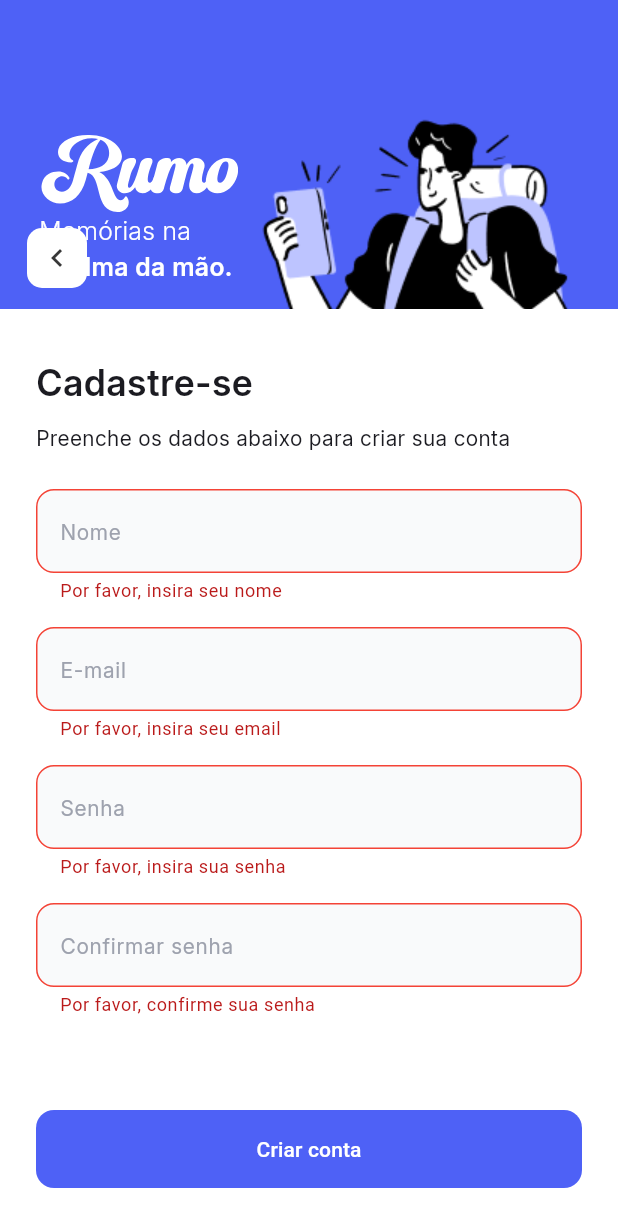
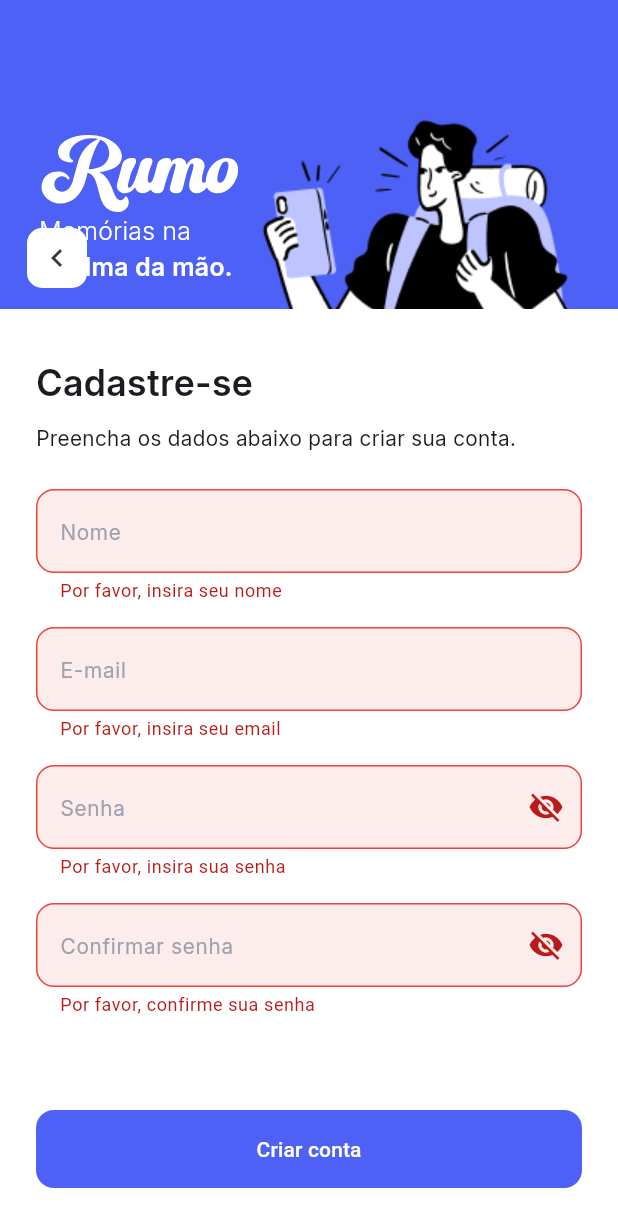
Before and after one commit to laisvarela/rumo, a Flutter app: the CreateAccountScreen screen opened by its route, after a tap on "Criar conta", on a phone screen of 412 x 824 dp. Shown: the top 1227 px of the screen. Run offline on Flutter 3.47's test engine with Material 3 defaults, Android fonts, the light colour scheme and no system bars; our stand-ins replace cloud_firestore, firebase_auth, firebase_core, flutter_svg; accounts and stored records are empty.

Commit message:
feat: Integrate Firebase Authentication and Firestore
- Added Firebase configuration to the Android project.
- Created google-services.json for Firebase setup.
- Implemented AuthRepository for user authentication and Firestore integration.
- Updated CreateAccountScreen and LoginScreen to use AuthRepository for account creation and login.
- Added ProfileScreen and HomeScreen for user navigation.
- Included necessary assets for profile and map functionalities.
- Updated app theme to include InputDecorationTheme for consistent styling.
- Configured Firebase options for Android and web platforms.
- Updated pubspec.yaml to include Firebase dependencies.

```diff
--- a/lib/core/asset_images.dart
+++ b/lib/core/asset_images.dart
@@ -4,4 +4,5 @@ class AssetImages {
   static const String onboardingCharacter = '$_assetsPath/onboarding_character.png';
   static const String createAccountCharacter = '$_assetsPath/create_account_character.png';
   static const String loginCharacter = '$_assetsPath/login_character.png';
+  static const String profileAvatar = '$_assetsPath/profile_avatar.png';
 }
--- a/lib/features/auth/create_account/create_account_screen.dart
+++ b/lib/features/auth/create_account/create_account_screen.dart
@@ -1,7 +1,7 @@
 import 'package:flutter/material.dart';
 import 'package:flutter_svg/svg.dart';
 import 'package:rumo/core/asset_images.dart';
-import 'package:rumo/features/auth/routes/auth_routes.dart';
+import 'package:rumo/features/auth/repositories/auth_repository.dart';
 import 'package:rumo/features/onboarding/routes/onboarding_routes.dart';
 
 class CreateAccountScreen extends StatefulWidget {
@@ -13,7 +13,12 @@ class CreateAccountScreen extends StatefulWidget {
 
 class _CreateAccountScreenState extends State<CreateAccountScreen> {
   final _formKey = GlobalKey<FormState>();
-  String originalPassword = '';
+  bool hidePassword = true;
+  bool hideConfirmedPassword = true;
+  bool isLoading = false;
+  final TextEditingController _nameController = TextEditingController();
+  final TextEditingController _emailController = TextEditingController();
+  final TextEditingController _passwordController = TextEditingController();
   @override
   Widget build(BuildContext context) {
     return Scaffold(
@@ -25,6 +30,7 @@ class _CreateAccountScreenState extends State<CreateAccountScreen> {
         children: [
           Padding(
             padding: const EdgeInsets.only(left: 26, top: 30),
+            child: SingleChildScrollView(
               child: Row(
                 //como o texto e a imagem estão lado a lado, usamos Row, caso fosse um abaixo do outro, usaríamos Column
                 crossAxisAlignment: CrossAxisAlignment.start,
@@ -71,6 +77,7 @@ class _CreateAccountScreenState extends State<CreateAccountScreen> {
                 ],
               ),
             ),
+          ),
           Align(
             alignment: Alignment.bottomCenter,
             child: SingleChildScrollView(
@@ -115,7 +122,7 @@ class _CreateAccountScreenState extends State<CreateAccountScreen> {
                         ),
                         SizedBox(height: 10),
                         Text(
-                          'Preenche os dados abaixo para criar sua conta',
+                          'Preencha os dados abaixo para criar sua conta.',
                           style: TextStyle(
                             fontFamily: 'Inter',
                             fontSize: 14,
@@ -131,38 +138,8 @@ class _CreateAccountScreenState extends State<CreateAccountScreen> {
                             crossAxisAlignment: CrossAxisAlignment.start,
                             children: [
                               TextFormField(
-                                decoration: InputDecoration(
-                                  hintText: 'Nome',
-                                  hintStyle: TextStyle(
-                                    fontFamily: 'Inter',
-                                    fontSize: 14,
-                                    fontWeight: FontWeight.w400,
-                                    color: Color(0xFF9EA2AE),
-                                  ),
-                                  border: OutlineInputBorder(
-                                    borderRadius: BorderRadius.circular(12),
-                                    borderSide: BorderSide(
-                                      color: Color(0xFFE5E7EA),
-                                      width: 1,
-                                    ),
-                                  ),
-                                  enabledBorder: OutlineInputBorder(
-                                    borderRadius: BorderRadius.circular(12),
-                                    borderSide: BorderSide(
-                                      color: Color(0xFFE5E7EA),
-                                      width: 1,
-                                    ),
-                                  ),
-                                  errorBorder: OutlineInputBorder(
-                                    borderRadius: BorderRadius.circular(12),
-                                    borderSide: BorderSide(
-                                      color: Colors.red,
-                                      width: 1,
-                                    ),
-                                  ),
-                                  fillColor: Color(0xFFF9FAFB),
-                                  filled: true,
-                                ),
+                                controller: _nameController,
+                                decoration: InputDecoration(hintText: 'Nome'),
                                 validator: (value) {
                                   if (value == null || value.isEmpty) {
                                     return 'Por favor, insira seu nome';
@@ -172,38 +149,8 @@ class _CreateAccountScreenState extends State<CreateAccountScreen> {
                               ),
 
                               TextFormField(
-                                decoration: InputDecoration(
-                                  hintText: 'E-mail',
-                                  hintStyle: TextStyle(
-                                    fontFamily: 'Inter',
-                                    fontSize: 14,
-                                    fontWeight: FontWeight.w400,
-                                    color: Color(0xFF9EA2AE),
-                                  ),
-                                  border: OutlineInputBorder(
-                                    borderRadius: BorderRadius.circular(12),
-                                    borderSide: BorderSide(
-                                      color: Color(0xFFE5E7EA),
-                                      width: 1,
-                                    ),
-                                  ),
-                                  enabledBorder: OutlineInputBorder(
-                                    borderRadius: BorderRadius.circular(12),
-                                    borderSide: BorderSide(
-                                      color: Color(0xFFE5E7EA),
-                                      width: 1,
-                                    ),
-                                  ),
-                                  errorBorder: OutlineInputBorder(
-                                    borderRadius: BorderRadius.circular(12),
-                                    borderSide: BorderSide(
-                                      color: Colors.red,
-                                      width: 1,
-                                    ),
-                                  ),
-                                  fillColor: Color(0xFFF9FAFB),
-                                  filled: true,
-                                ),
+                                controller: _emailController,
+                                decoration: InputDecoration(hintText: 'E-mail'),
                                 validator: (value) {
                                   if (value == null || value.isEmpty) {
                                     return 'Por favor, insira seu email';
@@ -211,102 +158,68 @@ class _CreateAccountScreenState extends State<CreateAccountScreen> {
                                   // Regex para validar email
                                   // r' indica que caracteres como \ são literais e não como caracteres especiais
                                   // ^ indica o início da string, $ indica o fim da string
-                                  final emailRegex = RegExp(
+                                  /*final emailRegex = RegExp(
                                     r'^[a-zA-Z0-9._%+-]+@[a-zA-Z0-9.-]+\.[a-zA-Z]{2,}$',
                                   );
                                   if (!emailRegex.hasMatch(value)) {
                                     return 'Por favor, insira um email válido';
-                                  }
+                                  }*/
                                   return null;
                                 },
                               ),
 
                               TextFormField(
-                                obscureText: true,
+                                controller: _passwordController,
+                                obscureText: hidePassword,
                                 decoration: InputDecoration(
                                   hintText: 'Senha',
-                                  hintStyle: TextStyle(
-                                    fontFamily: 'Inter',
-                                    fontSize: 14,
-                                    fontWeight: FontWeight.w400,
-                                    color: Color(0xFF9EA2AE),
-                                  ),
-                                  border: OutlineInputBorder(
-                                    borderRadius: BorderRadius.circular(12),
-                                    borderSide: BorderSide(
-                                      color: Color(0xFFE5E7EA),
-                                      width: 1,
+                                  suffixIcon: IconButton(
+                                    onPressed: () {
+                                      setState(() {
+                                        hidePassword = !hidePassword;
+                                      });
+                                    },
+                                    icon: Icon(
+                                      hidePassword
+                                          ? Icons.visibility_off
+                                          : Icons.visibility,
                                     ),
                                   ),
-                                  enabledBorder: OutlineInputBorder(
-                                    borderRadius: BorderRadius.circular(12),
-                                    borderSide: BorderSide(
-                                      color: Color(0xFFE5E7EA),
-                                      width: 1,
-                                    ),
-                                  ),
-                                  errorBorder: OutlineInputBorder(
-                                    borderRadius: BorderRadius.circular(12),
-                                    borderSide: BorderSide(
-                                      color: Colors.red,
-                                      width: 1,
-                                    ),
-                                  ),
-                                  fillColor: Color(0xFFF9FAFB),
-                                  filled: true,
                                 ),
                                 validator: (value) {
                                   if (value == null || value.isEmpty) {
                                     return 'Por favor, insira sua senha';
-                                  }
+                                  } /*
                                   if (value.length < 6) {
                                     return 'A senha deve ter pelo menos 6 caracteres';
-                                  }
-                                  originalPassword =
-                                      value; // armazena a senha original
+                                  }*/
                                   return null;
                                 },
                               ),
                               TextFormField(
-                                obscureText: true,
+                                obscureText: hideConfirmedPassword,
                                 decoration: InputDecoration(
                                   hintText: 'Confirmar senha',
-                                  hintStyle: TextStyle(
-                                    fontFamily: 'Inter',
-                                    fontSize: 14,
-                                    fontWeight: FontWeight.w400,
-                                    color: Color(0xFF9EA2AE),
-                                  ),
-                                  border: OutlineInputBorder(
-                                    borderRadius: BorderRadius.circular(12),
-                                    borderSide: BorderSide(
-                                      color: Color(0xFFE5E7EA),
-                                      width: 1,
+                                  suffixIcon: IconButton(
+                                    onPressed: () {
+                                      setState(() {
+                                        hideConfirmedPassword =
+                                            !hideConfirmedPassword;
+                                      });
+                                    },
+                                    icon: Icon(
+                                      hideConfirmedPassword
+                                          ? Icons.visibility_off
+                                          : Icons.visibility,
                                     ),
                                   ),
-                                  enabledBorder: OutlineInputBorder(
-                                    borderRadius: BorderRadius.circular(12),
-                                    borderSide: BorderSide(
-                                      color: Color(0xFFE5E7EA),
-                                      width: 1,
-                                    ),
-                                  ),
-                                  errorBorder: OutlineInputBorder(
-                                    borderRadius: BorderRadius.circular(12),
-                                    borderSide: BorderSide(
-                                      color: Colors.red,
-                                      width: 1,
-                                    ),
-                                  ),
-                                  fillColor: Color(0xFFF9FAFB),
-                                  filled: true,
                                 ),
                                 validator: (value) {
                                   if (value == null || value.isEmpty) {
                                     return 'Por favor, confirme sua senha';
                                   }
 
-                                  if (value != originalPassword) {
+                                  if (_passwordController.text != value) {
                                     return 'As senhas não coincidem';
                                   }
                                   return null;
@@ -320,13 +233,89 @@ class _CreateAccountScreenState extends State<CreateAccountScreen> {
                           width: double
                               .maxFinite, // botão preenche toda a largura disponível
                           child: FilledButton(
+                            onPressed: () async {
+                              // impede iniciar outras operações caso já esteja em execução
+                              if (isLoading) {
+                                return;
+                              }
+
+                              final isValid = _formKey.currentState!.validate();
+                              // se os campos forem válidos (validações dos TextFormField)
+                              if (isValid) {
+                                try {
+                                  // animação de carregamento no botão
+                                  setState(() {
+                                    isLoading = true;
+                                  });
+
+                                  // instancia o AuthRepository
+                                  final authRepository = AuthRepository();
+
+                                  // await espera até a função createAccount ser executada
+                                  // a função createAccount requer três parâmetros obrigatórios
+                                  await authRepository.createAccount(
+                                    email: _emailController.text,
+                                    password: _passwordController.text,
+                                    name: _nameController.text,
+                                  );
+
+                                  if (context.mounted) {
+                                    // popUntil remove até que exista apenas uma rota em execução
+                                    Navigator.of(
+                                      context,
+                                    ).popUntil((route) => route.isFirst);
+
+                                    // para que a primeira rota mostrada seja a Home, precisa substituir a rota de onBoarding pela rota Home
+                                    Navigator.of(
+                                      context,
+                                    ).pushReplacementNamed('/home');
+                                  }
+
+                                  // pega a função que dispara exceção personalizada dependendo do código (cada erro tem um código diferente)
+                                } on AuthException catch (error) {
+                                  // apenas mostra a janela de alerta se o widget em questão (nesse caso, o FilledButton) ainda estiver ativo
+                                  if (!context.mounted) return;
+
+                                  // cria a janela de alerta e passa o método getMessage (mensagme personalizada) do AuthException
+                                  showDialog(
+                                    context: context,
+                                    builder: (context) {
+                                      return AlertDialog(
+                                        title: Text('Erro'),
+                                        content: Text(error.getMessage()),
+                                        actions: [
+                                          TextButton(
                                             onPressed: () {
-                              if (_formKey.currentState!.validate()) {
-                                // se a validação do formulário passar, redireciona para login
-                                Navigator.pushNamed(context, AuthRoutes.login);
+                                              Navigator.of(context).pop();
+                                            },
+                                            child: Text('Ok'),
+                                          ),
+                                        ],
+                                      );
+                                    },
+                                  );
+                                } finally {
+                                  // vai executar o finally independente se cair no catch
+                                  setState(() {
+                                    isLoading = false;
+                                  });
+                                }
                               }
                             },
-                            child: Text('Criar conta'),
+                            child: Builder(
+                              builder: (context) {
+                                if (isLoading) {
+                                  return SizedBox(
+                                    width: 24,
+                                    height: 24,
+                                    child: CircularProgressIndicator(
+                                      color: Colors.white,
+                                    ),
+                                  );
+                                }
+                                return Text('Criar conta');
+                              },
+                            ),
                           ),
                         ),
                       ],
--- /dev/null
+++ b/lib/features/home/routes/home_routes.dart
@@ -0,0 +1,13 @@
+import 'package:flutter/widgets.dart';
+import 'package:rumo/features/home/screens/home_screen.dart';
+import 'package:rumo/features/home/screens/profile_screen.dart';
+
+class HomeRoutes {
+  static const String homeScreen = '/home';
+  static const String profileScreen= '/profile';
+
+  static final Map<String, Widget Function(BuildContext)> routes = {
+    homeScreen: (context) => const HomeScreen(),
+    profileScreen: (context) => const ProfileScreen(),
+  };
+}
--- a/lib/main.dart
+++ b/lib/main.dart
@@ -1,9 +1,13 @@
+import 'package:firebase_core/firebase_core.dart';
 import 'package:flutter/material.dart';
 import 'package:rumo/features/onboarding/routes/onboarding_routes.dart';
+import 'package:rumo/firebase_options.dart';
 import 'package:rumo/routes/app_router.dart';
 import 'package:rumo/theme/app_theme.dart';
 
-void main() {
+void main() async {
+  WidgetsFlutterBinding.ensureInitialized();
+  await Firebase.initializeApp(options: DefaultFirebaseOptions.currentPlatform);
   runApp(const MyApp());
 }
 
--- a/lib/routes/app_router.dart
+++ b/lib/routes/app_router.dart
@@ -1,10 +1,12 @@
 import 'package:flutter/material.dart';
 import 'package:rumo/features/auth/routes/auth_routes.dart';
+import 'package:rumo/features/home/routes/home_routes.dart';
 import 'package:rumo/features/onboarding/routes/onboarding_routes.dart';
 
 class AppRouter {
   static final Map<String, Widget Function(BuildContext)> routes = {
     ...OnboardingRoutes.routes,
     ...AuthRoutes.routes,
+    ...HomeRoutes.routes,
   };
 }
--- a/lib/theme/app_theme.dart
+++ b/lib/theme/app_theme.dart
@@ -6,7 +6,7 @@ class AppTheme {
       colorScheme: ColorScheme.fromSeed(
         seedColor: const Color(0xFF4E61F6),
         brightness: Brightness.light,
-        primary:  Color(0xFF4E61F6),
+        primary: Color(0xFF4E61F6),
       ),
       // Config visual do Box
       bottomSheetTheme: const BottomSheetThemeData(
@@ -39,7 +39,35 @@ class AppTheme {
           padding: const EdgeInsets.symmetric(vertical: 16),
         ),
       ),
+
+      /// InputDecorationTheme controla a aparência dos inputs de texto
+      inputDecorationTheme: InputDecorationTheme(
+        hintStyle: TextStyle(
+          fontFamily: 'Inter',
+          fontSize: 14,
+          fontWeight: FontWeight.w400,
+          color: Color(0xFF9EA2AE),
+        ),
+        border: OutlineInputBorder(
+          borderRadius: BorderRadius.circular(12),
+          borderSide: BorderSide(color: Color(0xFFE5E7EA), width: 1.5),
+        ),
+        enabledBorder: OutlineInputBorder(
+          borderRadius: BorderRadius.circular(12),
+          borderSide: BorderSide(color: Color(0xFFE5E7EA), width: 1.5),
+        ),
+        errorBorder: OutlineInputBorder(
+          borderRadius: BorderRadius.circular(12),
+          borderSide: BorderSide(color: Color(0xFFEE443F)),
+        ),
+        filled: true,
+        fillColor: WidgetStateColor.resolveWith((states) {
+          if (states.contains(WidgetState.error)) {
+            return Color(0xFFFDECEC);
+          }
+          return Color(0xFFF9FAFB);
+        }),
+      ),
     );
-
   }
 }
--- a/pubspec.yaml
+++ b/pubspec.yaml
@@ -28,6 +28,9 @@ environment:
 # the latest version available on pub.dev. To see which dependencies have newer
 # versions available, run `flutter pub outdated`.
 dependencies:
+  cloud_firestore: ^5.6.11
+  firebase_auth: ^5.6.2
+  firebase_core: ^3.15.1
   flutter:
     sdk: flutter
   flutter_svg: ^2.2.0
```
Also changed, not shown: lib/features/auth/login/login_screen.dart (+76 -65 lines), lib/features/auth/repositories/auth_repository.dart (added, +79 -0 lines), lib/features/home/screens/home_screen.dart (added, +42 -0 lines), lib/features/home/screens/map_screen.dart (added, +15 -0 lines), lib/features/home/screens/profile_screen.dart (added, +134 -0 lines), assets/images/2x/map_group.png (added), assets/images/3x/map_group.png (added), assets/images/4x/map_group.png (added), assets/images/map_group.png (added), assets/images/profile_avatar.png (added), firebase.json (added), lib/firebase_options.dart (added), pubspec.lock, 3 other files. Lines whose indentation alone changed are shown as unchanged.
